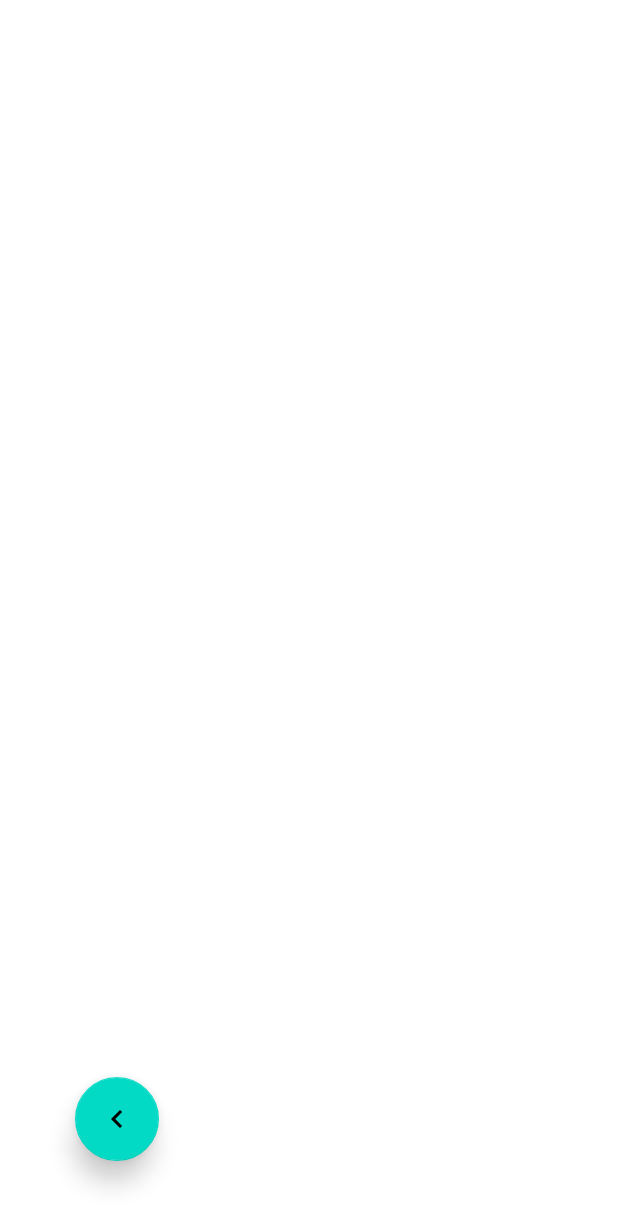
After one commit to TraceAssisstant/TraceAssisstant-team, an Android app: the LocationCollectionView screen opened directly, with no data from a screen before it, on a phone screen of 412 x 824 dp. The commit adds this screen. Shown: the top 1227 px of the screen. Run offline under Robolectric (Android 15) with nearby library versions, the phone set to English and light mode, and no system bars.

Commit message:
9_22:收集页面（除地图）完成

```diff
--- /dev/null
+++ b/app/src/main/java/com/example/traceassistant/ui/affairsCollection/LocationCollectionView.kt
@@ -0,0 +1,16 @@
+package com.example.traceassistant.ui.affairsCollection
+
+import androidx.appcompat.app.AppCompatActivity
+import android.os.Bundle
+import com.example.traceassistant.R
+import com.example.traceassistant.databinding.ActivityLocationCollectionViewBinding
+
+class LocationCollectionView : AppCompatActivity() {
+    lateinit var binding: ActivityLocationCollectionViewBinding
+
+    override fun onCreate(savedInstanceState: Bundle?) {
+        super.onCreate(savedInstanceState)
+        binding = ActivityLocationCollectionViewBinding.inflate(layoutInflater)
+        setContentView(binding.root)
+    }
+}
--- a/app/src/main/java/com/example/traceassistant/ui/main/MainView.kt
+++ b/app/src/main/java/com/example/traceassistant/ui/main/MainView.kt
@@ -4,6 +4,7 @@ import android.content.Intent
 import androidx.appcompat.app.AppCompatActivity
 import android.os.Bundle
 import androidx.fragment.app.Fragment
+import androidx.lifecycle.ViewModelProvider
 import androidx.viewpager2.widget.ViewPager2
 import com.amap.api.maps.MapsInitializer
 import com.example.traceassistant.R
@@ -15,12 +16,15 @@ import com.example.traceassistant.service.AffairService
 import com.example.traceassistant.ui.MyAppFragmentAdapter
 import com.example.traceassistant.ui.affairShow.ShowFragment
 import com.example.traceassistant.ui.affairsCollection.CollectionFragment
+import com.example.traceassistant.ui.affairsCollection.CollectionViewModel
 import com.example.traceassistant.ui.habit.HabitFragment
 import com.example.traceassistant.ui.setting.SettingFragment
 
 class MainView : AppCompatActivity() {
 
     private lateinit var binding: ActivityMainViewBinding
+
+    val viewModel by lazy { ViewModelProvider(this).get(CollectionViewModel::class.java) }
 
     override fun onCreate(savedInstanceState: Bundle?) {
         super.onCreate(savedInstanceState)
--- /dev/null
+++ b/app/src/main/res/drawable/ic_baseline_chevron_left_24.xml
@@ -0,0 +1,5 @@
+<vector android:height="24dp" android:tint="#151414"
+    android:viewportHeight="24" android:viewportWidth="24"
+    android:width="24dp" xmlns:android="http://schemas.android.com/apk/res/android">
+    <path android:fillColor="@android:color/white" android:pathData="M15.41,7.41L14,6l-6,6 6,6 1.41,-1.41L10.83,12z"/>
+</vector>
--- /dev/null
+++ b/app/src/main/res/drawable/ic_baseline_chevron_right_24.xml
@@ -0,0 +1,5 @@
+<vector android:height="24dp" android:tint="#151414"
+    android:viewportHeight="24" android:viewportWidth="24"
+    android:width="24dp" xmlns:android="http://schemas.android.com/apk/res/android">
+    <path android:fillColor="@android:color/white" android:pathData="M10,6L8.59,7.41 13.17,12l-4.58,4.59L10,18l6,-6z"/>
+</vector>
--- /dev/null
+++ b/app/src/main/res/layout/activity_location_collection_view.xml
@@ -0,0 +1,23 @@
+<?xml version="1.0" encoding="utf-8"?>
+<androidx.constraintlayout.widget.ConstraintLayout xmlns:android="http://schemas.android.com/apk/res/android"
+    xmlns:app="http://schemas.android.com/apk/res-auto"
+    xmlns:tools="http://schemas.android.com/tools"
+    android:layout_width="match_parent"
+    android:layout_height="match_parent"
+    tools:context=".ui.affairsCollection.LocationCollectionView">
+
+    <com.google.android.material.floatingactionbutton.FloatingActionButton
+        android:id="@+id/toLocationPage"
+        android:layout_width="wrap_content"
+        android:layout_height="wrap_content"
+        android:layout_gravity="bottom|right"
+        android:layout_margin="50dp"
+        android:layout_marginStart="306dp"
+        android:layout_marginBottom="40dp"
+        app:elevation="10dp"
+        app:layout_constraintBottom_toBottomOf="parent"
+        app:layout_constraintStart_toStartOf="parent"
+        app:srcCompat="@drawable/ic_baseline_chevron_left_24"
+        tools:ignore="MissingConstraints,SpeakableTextPresentCheck" />
+
+</androidx.constraintlayout.widget.ConstraintLayout>
--- a/app/src/main/res/layout/fragment_collection.xml
+++ b/app/src/main/res/layout/fragment_collection.xml
@@ -173,17 +173,17 @@
         </com.google.android.material.chip.ChipGroup>
 
         <com.google.android.material.floatingactionbutton.FloatingActionButton
-            android:id="@+id/submitBtn"
+            android:id="@+id/toLocationPage"
             android:layout_width="wrap_content"
             android:layout_height="wrap_content"
             android:layout_gravity="bottom|right"
             android:layout_margin="50dp"
             android:layout_marginEnd="48dp"
             android:layout_marginBottom="32dp"
-            app:elevation="16dp"
+            app:elevation="10dp"
             app:layout_constraintBottom_toBottomOf="parent"
             app:layout_constraintEnd_toEndOf="parent"
-            app:srcCompat="@drawable/ic_baseline_done_24"
+            app:srcCompat="@drawable/ic_baseline_chevron_right_24"
             tools:ignore="MissingConstraints,SpeakableTextPresentCheck" />
 
     </androidx.constraintlayout.widget.ConstraintLayout>
```
Also changed, not shown: app/src/main/AndroidManifest.xml (+12 -8 lines), app/src/main/java/com/example/traceassistant/ui/affairsCollection/CollectionFragment.kt (+48 -2 lines), app/src/main/java/com/example/traceassistant/ui/affairsCollection/CollectionViewModel.kt (+18 -0 lines).
